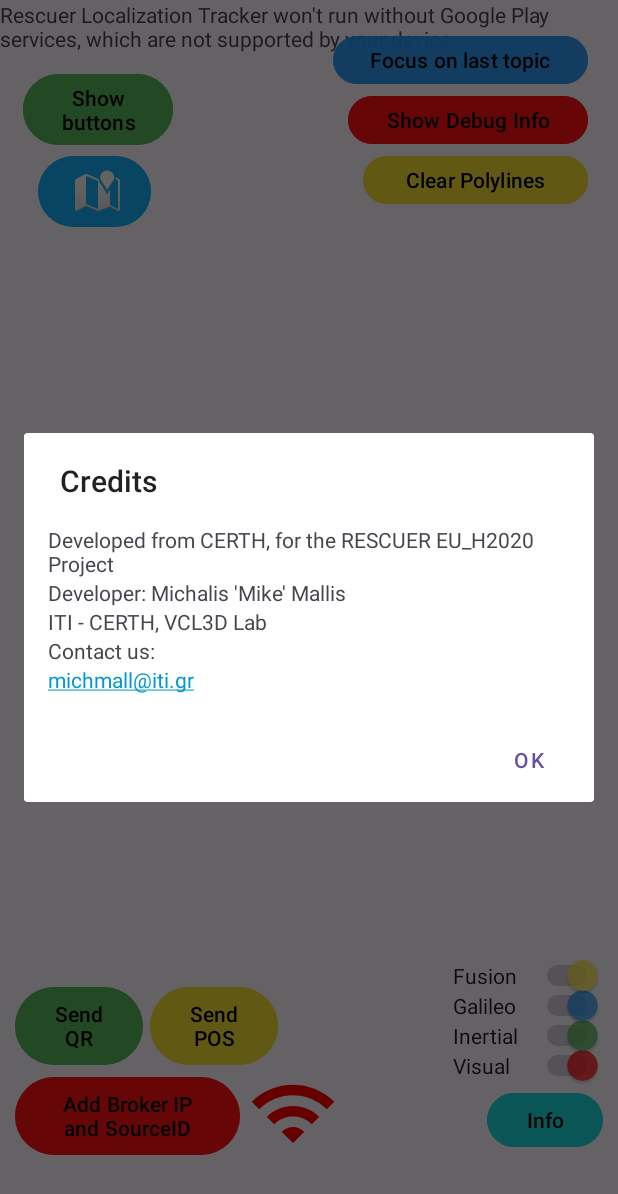
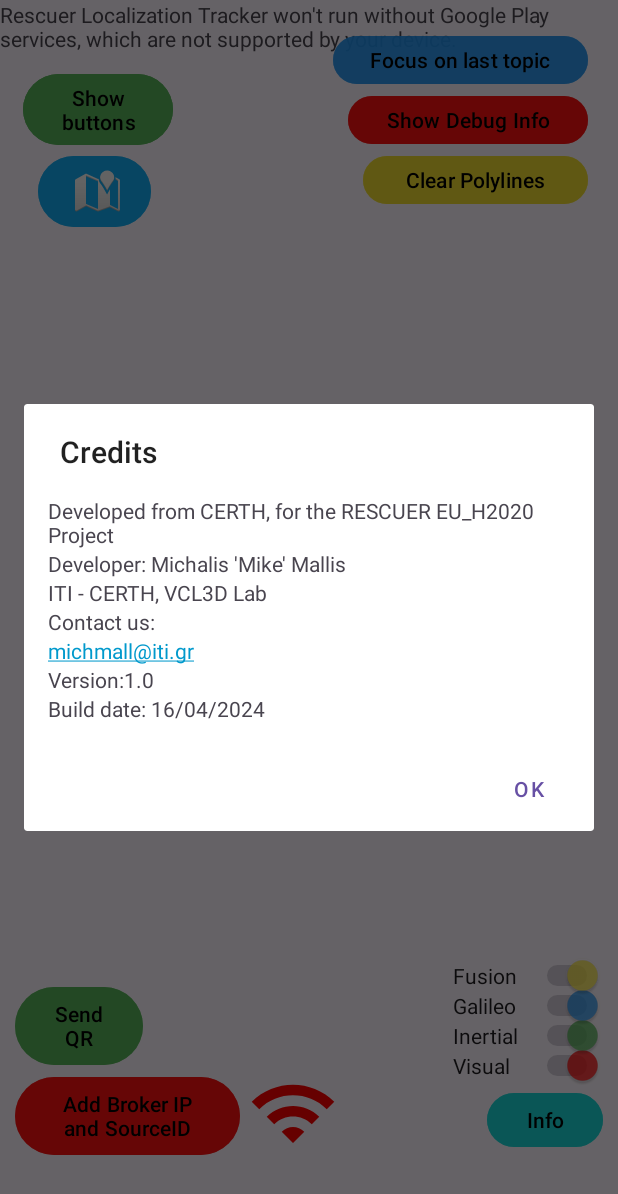
Before and after one commit to zapmxl/rescuer-localization-app, an Android app: the screen it shows after launch (MainActivity), after a tap on "Info", on a phone screen of 412 x 824 dp. Shown: the top 1194 px of the screen. Run offline under Robolectric (Android 15) with nearby library versions, the phone set to English and light mode, and no system bars; libraries missing offline, so code that uses them is left out: org.eclipse.paho.

Commit message:
Final changes (I guess these are the final ones)

```diff
--- a/app/build.gradle.kts
+++ b/app/build.gradle.kts
@@ -14,8 +14,6 @@ android {
         versionCode = 1
         versionName = "1.0"
         multiDexEnabled = true
-
-
         testInstrumentationRunner = "androidx.test.runner.AndroidJUnitRunner"
     }
 
@@ -35,13 +33,14 @@ android {
     kotlinOptions {
         jvmTarget = "1.8"
     }
+
 }
 
 dependencies {
 
     implementation("androidx.core:core-ktx:1.12.0")
     implementation("androidx.appcompat:appcompat:1.6.1")
-    implementation("com.google.android.material:material:1.10.0")
+    implementation("com.google.android.material:material:1.11.0")
     implementation("androidx.constraintlayout:constraintlayout:2.1.4")
     implementation ("com.google.android.gms:play-services-maps:18.2.0")
     testImplementation("junit:junit:4.13.2")
--- a/app/src/main/res/layout/activity_main.xml
+++ b/app/src/main/res/layout/activity_main.xml
@@ -160,6 +160,7 @@
         android:onClick="showRemoteDialog"
         android:text="Send POS"
         android:textColor="#000000"
+        android:visibility="invisible"
         app:layout_constraintBottom_toBottomOf="parent"
         app:layout_constraintStart_toStartOf="parent" />
 
--- a/app/src/main/res/layout/chat_dialog_layout.xml
+++ b/app/src/main/res/layout/chat_dialog_layout.xml
@@ -39,4 +39,14 @@
         android:text="michmall@iti.gr"
         android:textColor="@android:color/holo_blue_dark" />
 
+    <TextView
+        android:id="@+id/tvLine5"
+        android:layout_width="match_parent"
+        android:layout_height="wrap_content"
+        android:text="Version:1.0" />
+    <TextView
+        android:id="@+id/tvLine6"
+        android:layout_width="match_parent"
+        android:layout_height="wrap_content"
+        android:text="Build date: 16/04/2024" />
 </LinearLayout>
--- a/build.gradle.kts
+++ b/build.gradle.kts
@@ -1,5 +1,5 @@
 // Top-level build file where you can add configuration options common to all sub-projects/modules.
 plugins {
-    id("com.android.application") version "8.2.1" apply false
+    id("com.android.application") version "8.3.2" apply false
     id("org.jetbrains.kotlin.android") version "1.9.0" apply false
 }
```
Also changed, not shown: app/src/main/java/com/example/map5/MainActivity.kt (+22 -13 lines), gradle/wrapper/gradle-wrapper.properties.
